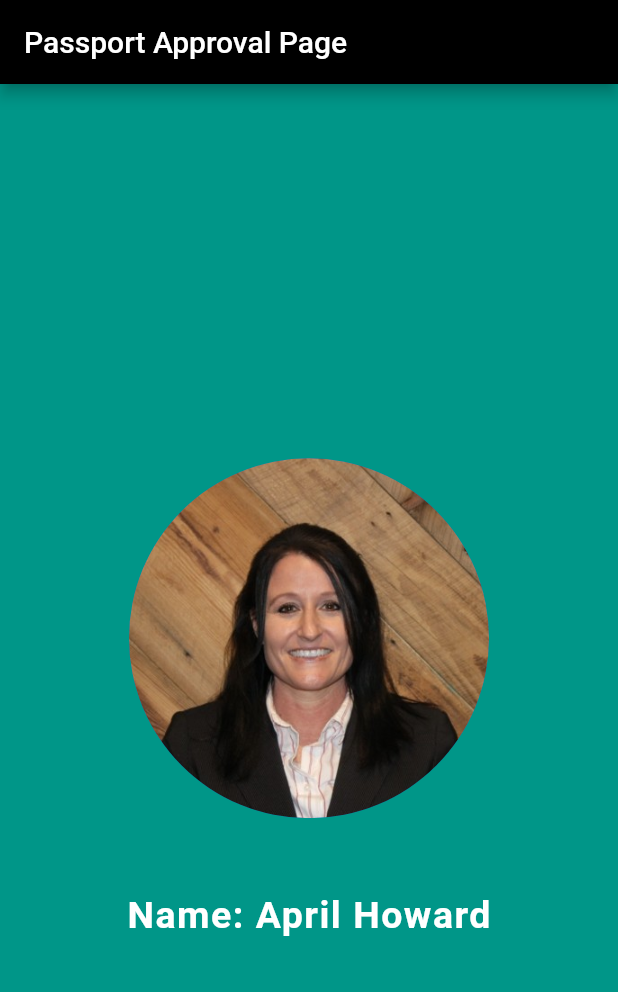
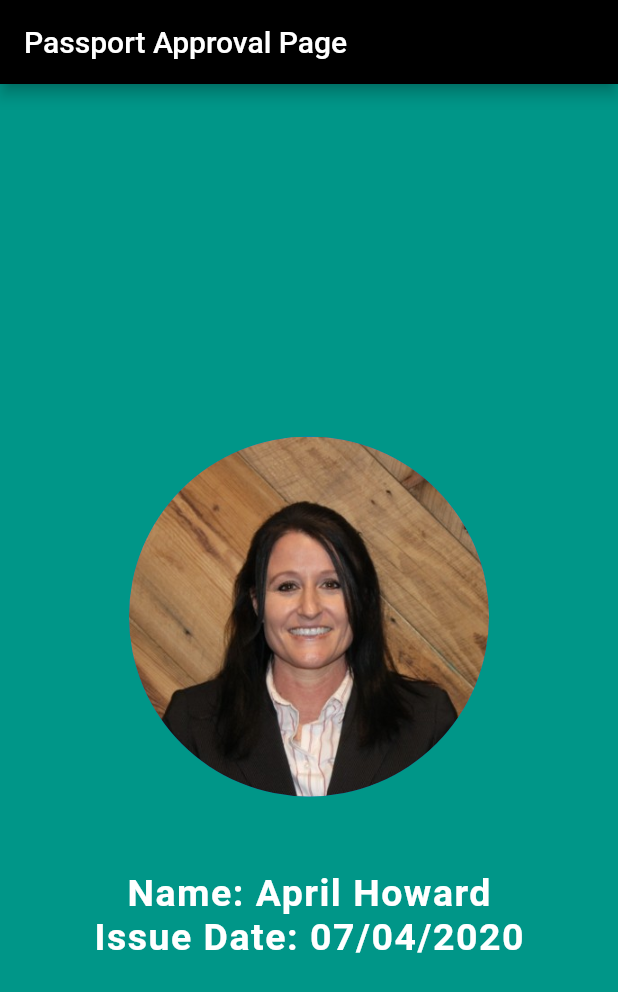
Before and after one commit to apphow/start_to_finish, a Flutter app: the screen it shows after launch, on a phone screen of 412 x 824 dp. Shown: the top 992 px of the screen. Run offline on Flutter 3.47's test engine with Material 2 defaults, Android fonts, the phone set to English and light mode, and no system bars.

Commit message:
added Passport Issue Date

```diff
--- a/lib/main.dart
+++ b/lib/main.dart
@@ -38,6 +38,14 @@ class MyPassport extends StatelessWidget {
                       letterSpacing: 1.0,
                     ),
                   ),
+                  Text(
+                    'Issue Date: 07/04/2020',
+                    style: TextStyle(
+                        fontSize: 25.0,
+                        fontWeight: FontWeight.bold,
+                        color: Colors.white,
+                        letterSpacing: 1.0),
+                  ),
                 ],
               ),
             ),
```
